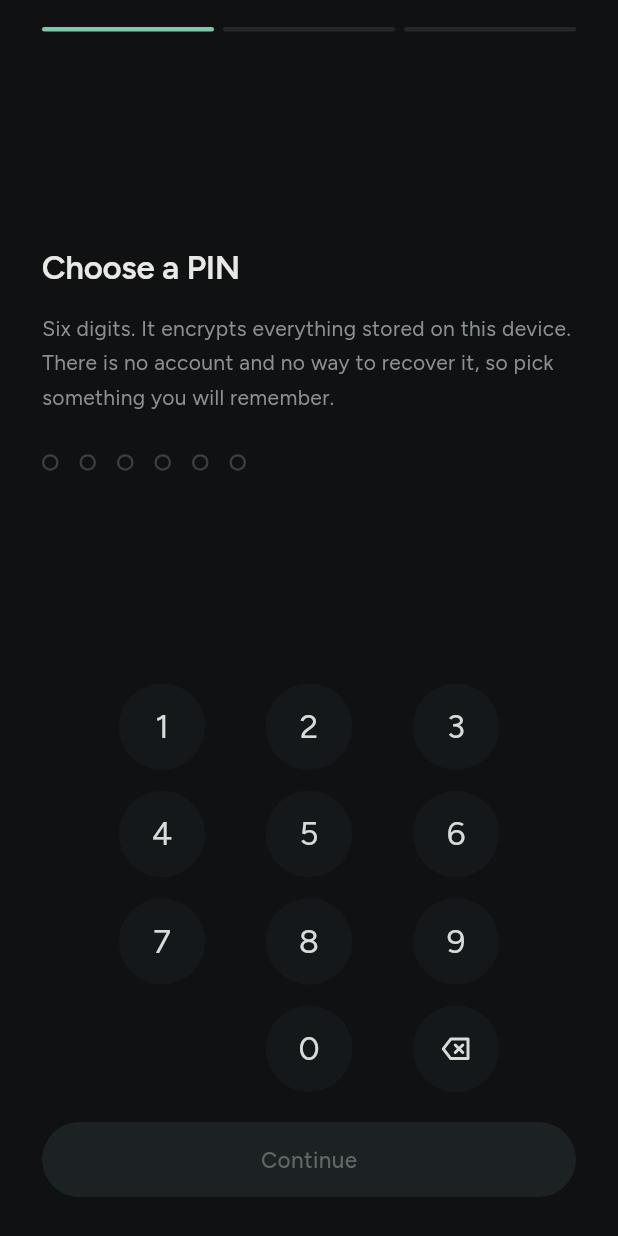
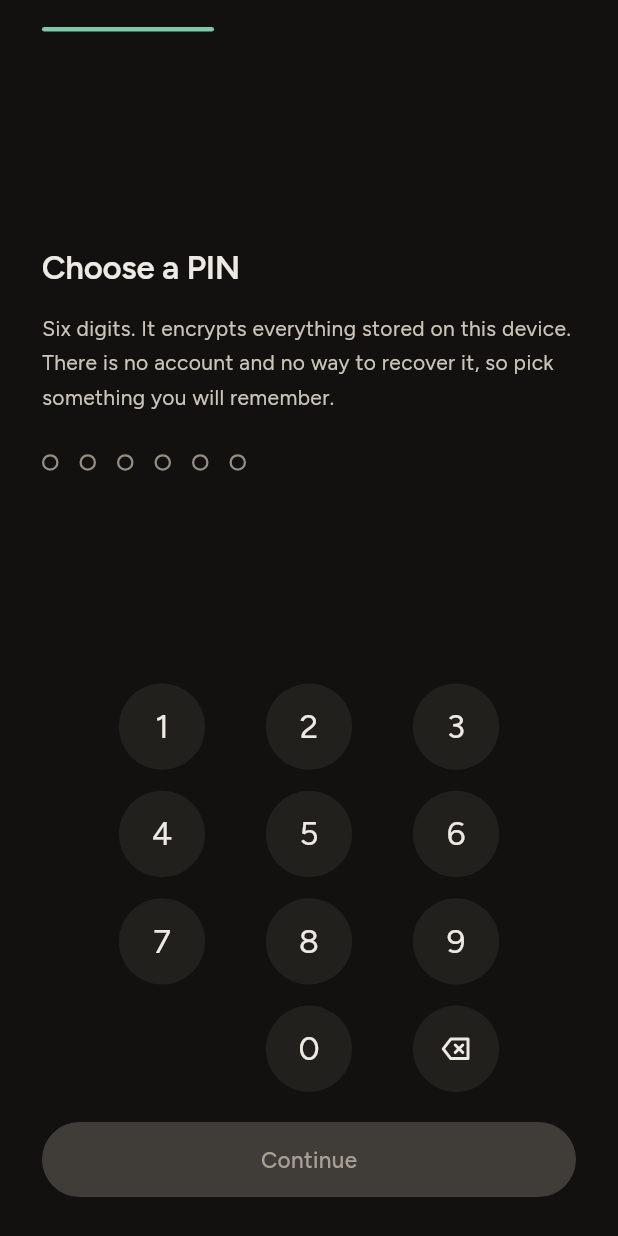
Before and after one commit to narkytypey/flutter-app, a Flutter app: the screen it shows after launch, on a phone screen of 412 x 824 dp. Run offline on Flutter 3.47's test engine with Material 3 defaults, Android fonts, the phone set to English and light mode, and no system bars; our stand-ins replace flutter_riverpod, sqflite_sqlcipher; accounts and stored records are empty.

Commit message:
feat(restyle-v2): v2 colour tokens, spacing and radii (Plan 20 Task 1)
Co-Authored-By: Claude Opus 5.5 <noreply@anthropic.com>
Claude-Session: https://claude.ai/code/session_01QyqEG8RQbm9YYwPZyH8KTn

```diff
--- a/analysis_options.yaml
+++ b/analysis_options.yaml
@@ -13,6 +13,11 @@ analyzer:
   exclude:
     - build/**
     - android/**
+  errors:
+    # Restyle v2 keeps its retired colour names as deprecated aliases while
+    # Plans 20-23 migrate the screens; Plan 23 Task 6 deletes the aliases
+    # and this line.
+    deprecated_member_use_from_same_package: ignore
 
 linter:
   # The lint rules applied to this project can be customized in the
--- a/lib/ui/core/tokens.dart
+++ b/lib/ui/core/tokens.dart
@@ -1,85 +1,160 @@
 import 'dart:ui';
 
-/// Colour tokens for the Isolated Web Container.
+/// Colour tokens for the Isolated Web Container — restyle v2 ("Instrument").
 ///
-/// Every value is copied verbatim from the design source
-/// (`Sandbox Container -canvas-.dc.html`). If a screen needs a colour that is
-/// not here, that is a design question, not an implementation one.
+/// Every value comes from `docs/superpowers/specs/2026-10-05-restyle-v2-design.md`
+/// §2. Dark only: four surfaces, three text tones (each ≥ 4.5:1 wherever the
+/// spec lets it sit), jade for live state or the one affirmative action and
+/// never for a position. If a screen needs a colour that is not here, that is a
+/// design question, not an implementation one.
 abstract final class C {
-  // Surfaces
-  static const bg = Color(0xFF0F1113);
-  static const bgPanic = Color(0xFF0C0E10);
-  static const bgRecents = Color(0xFF0A0B0C);
-  static const bgReader = Color(0xFF12100D);
-  static const surface = Color(0xFF15181B);
-  static const sheet = Color(0xFF141719);
-  static const raised = Color(0xFF181B1E);
-  static const button = Color(0xFF1C2124);
-  static const selected = Color(0xFF20262A);
-  static const monogramOpen = Color(0xFF20252A);
-  static const footer = Color(0xFF111417);
-  static const trackOff = Color(0xFF232729);
-  static const knobOff = Color(0xFF4A5150);
-  static const skeleton = Color(0xFF1B1F22);
-  static const barTrack = Color(0xFF1A1E21);
-  static const handle = Color(0xFF2C3134);
+  // Surfaces (spec §2.1)
+  /// Ink: the page.
+  static const bg = Color(0xFF121110);
+  static const bgReader = Color(0xFF15120E);
 
-  // Hairlines — white at the alphas the spec uses. The number is the
-  // percentage: line06 is rgba(255,255,255,.06).
-  static const line05 = Color(0x0DFFFFFF);
-  static const line06 = Color(0x0FFFFFFF);
-  static const line07 = Color(0x12FFFFFF);
-  static const line08 = Color(0x14FFFFFF);
-  static const line09 = Color(0x17FFFFFF);
-  static const line10 = Color(0x1AFFFFFF);
-  static const line12 = Color(0x1FFFFFFF);
-  static const line13 = Color(0x21FFFFFF);
-  static const line16 = Color(0x29FFFFFF);
+  /// Group: grouped rows, the address pill, inputs on the page, keypad keys.
+  static const surface = Color(0xFF22201D);
+  static const sheet = Color(0xFF302D29);
 
-  // Text
-  static const textPrimary = Color(0xFFE8E9E7);
-  static const textSecondary = Color(0xFFD7DCDA);
-  static const textTertiary = Color(0xFFB9BFBD);
-  static const textMuted = Color(0xFF8A918F);
-  static const textFaint = Color(0xFF6E7573);
-  static const textDim = Color(0xFF5F6664);
-  static const textDisabled = Color(0xFF4A5150);
-  static const monogramText = Color(0xFFC7CECC);
-  static const icon = Color(0xFF9AA1A0);
-  static const chevron = Color(0xFF7E8583);
-  static const tabInactive = Color(0xFF767D7B);
+  /// Raised: selected fills, neutral buttons, open monograms.
+  static const button = Color(0xFF403C37);
+  static const selected = Color(0xFF403C37);
+  static const monogramOpen = Color(0xFF403C37);
+
+  /// An off switch's knob (text-3).
+  static const knobOff = Color(0xFFA8A095);
+  static const skeleton = Color(0xFF22201D);
+  static const barTrack = Color(0xFF22201D);
+
+  /// The sheet handle (edge).
+  static const handle = Color(0xFF958D82);
+
+  // Lines and edges (spec §2.4)
+  /// Rule between rows inside a group: text-1 at 8 %.
+  static const lineSoft = Color(0x14EDEAE4);
+
+  /// A group's outline, a header's rule, an unselected chip: text-1 at 14 %.
+  static const line = Color(0x24EDEAE4);
+
+  /// Anything that must read as a boundary: off-switch outline, input
+  /// border, empty PIN dot, idle light. ≥ 3.34:1 on every surface.
+  static const edge = Color(0xFF958D82);
+
+  /// 2 dp focus ring.
+  static const focus = Color(0xFFEDEAE4);
+
+  // Text (spec §2.2)
+  static const textPrimary = Color(0xFFEDEAE4);
+  static const textSecondary = Color(0xFFEDEAE4);
+  static const textTertiary = Color(0xFFCBC4B9);
+  static const textMuted = Color(0xFFCBC4B9);
+
+  /// Text-3. Never on [button]/[selected] (4.23:1): use [textMuted] there.
+  static const textFaint = Color(0xFFA8A095);
+  static const monogramText = Color(0xFFEDEAE4);
+  static const icon = Color(0xFFCBC4B9);
+  static const chevron = Color(0xFFA8A095);
+  static const tabInactive = Color(0xFFCBC4B9);
 
   /// The host in an address pill (`2b`, `8a`).
-  static const pillText = Color(0xFFA9B0AE);
+  static const pillText = Color(0xFFEDEAE4);
 
-  // Reader mode — its own warm palette, spec `6b` only.
-  static const readerMuted = Color(0xFF8A857C);
-  static const readerTitle = Color(0xFFEDE7DC);
-  static const readerBody = Color(0xFFCFC8BC);
-  static const readerHost = Color(0xFF7C776E);
+  // Reader mode (spec §2.5)
+  static const readerMuted = Color(0xFFA39A8C);
+  static const readerTitle = Color(0xFFEFE8DC);
+  static const readerBody = Color(0xFFD3CBBE);
+  static const readerHost = Color(0xFFA39A8C);
 
-  // State
+  // State (spec §2.3)
   static const jade = Color(0xFF7FC8A9);
-  static const jadeCode = Color(0xFF9FD8C0);
-  static const idleDot = Color(0xFF3E4644);
-  static const pinEmpty = Color(0xFF3A403E);
-  static const danger = Color(0xFFD66A5A);
-  static const dangerSurface = Color(0xFF241C1D);
-  static const dangerMuted = Color(0xFF8A6A62);
-  static const warning = Color(0xFFD6A45B);
 
-  /// `8c`'s banner fill.
-  static const dangerPanel = Color(0xFF1A1517);
+  /// A label on a jade fill.
+  static const onJade = Color(0xFF121110);
 
-  /// `4c`'s dot borders after a wrong PIN.
-  static const pinError = Color(0xFF4A3634);
+  /// Code text (`2a` custom CSS/JS, `10e`). Not jade: code is not live.
+  static const code = Color(0xFFD9CFB8);
+  static const idleDot = Color(0xFF958D82);
+  static const pinEmpty = Color(0xFF958D82);
+  static const danger = Color(0xFFEE8D79);
 
-  /// Workspace markers, in the order the picker shows them (spec `10b`).
+  /// Danger-wash: a small tinted panel, never a screen.
+  static const dangerSurface = Color(0xFF2C201D);
+  static const warning = Color(0xFFE0B266);
+
+  /// `4c`'s dot rings after a wrong PIN.
+  static const pinError = Color(0xFFEE8D79);
+
+  /// Workspace markers, in the order the picker shows them (spec `10b`,
+  /// v2 §2.6). Data, not identity colour; none is jade.
   static const markers = <Color>[
-    Color(0xFF7FC8A9),
+    Color(0xFFC9B48A),
     Color(0xFF8FA5C8),
-    Color(0xFFD6A45B),
+    Color(0xFFE0B266),
     Color(0xFFC89BB4),
-    Color(0xFF8A918F),
+    Color(0xFFA8A095),
   ];
+
+  // Retired by restyle v2 (spec §2.8). Kept as aliases until Plan 23 Task 6
+  // removes them, so every plan builds on its own.
+  @Deprecated('restyle v2: use C.bg')
+  static const bgPanic = bg;
+  @Deprecated('restyle v2: use C.bg')
+  static const bgRecents = bg;
+  @Deprecated('restyle v2: use C.bg')
+  static const footer = bg;
+  @Deprecated('restyle v2: use C.surface')
+  static const raised = surface;
+  @Deprecated('restyle v2: an off track is unfilled, outlined in C.edge')
+  static const trackOff = Color(0x00000000);
+  @Deprecated('restyle v2: use C.textFaint')
+  static const textDim = textFaint;
+  @Deprecated('restyle v2: use C.textFaint')
+  static const textDisabled = textFaint;
+  @Deprecated('restyle v2: use C.textMuted')
+  static const dangerMuted = textMuted;
+  @Deprecated('restyle v2: use C.dangerSurface')
+  static const dangerPanel = dangerSurface;
+  @Deprecated('restyle v2: use C.code')
+  static const jadeCode = code;
+  @Deprecated('restyle v2: use C.lineSoft')
+  static const line05 = lineSoft;
+  @Deprecated('restyle v2: use C.lineSoft')
+  static const line06 = lineSoft;
+  @Deprecated('restyle v2: use C.lineSoft')
+  static const line07 = lineSoft;
+  @Deprecated('restyle v2: use C.lineSoft')
+  static const line08 = lineSoft;
+  @Deprecated('restyle v2: use C.line')
+  static const line09 = line;
+  @Deprecated('restyle v2: use C.line')
+  static const line10 = line;
+  @Deprecated('restyle v2: use C.line')
+  static const line12 = line;
+  @Deprecated('restyle v2: use C.line')
+  static const line13 = line;
+  @Deprecated('restyle v2: use C.line')
+  static const line16 = line;
 }
+
+/// Spacing scale, dp (spec §4).
+abstract final class S {
+  static const s1 = 4.0;
+  static const s2 = 8.0;
+  static const s3 = 12.0;
+  static const s4 = 16.0;
+  static const s5 = 20.0;
+  static const s6 = 24.0;
+  static const s7 = 32.0;
+  static const s8 = 48.0;
+}
+
+/// Corner radii, dp (spec §4). Seven values, down from nineteen.
+abstract final class R {
+  static const badge = 6.0;
+  static const monogram = 10.0;
+  static const input = 14.0;
+  static const group = 18.0;
+  static const sheet = 28.0;
+  static const full = 999.0;
+}
```
Also changed, not shown: 3 other files.
